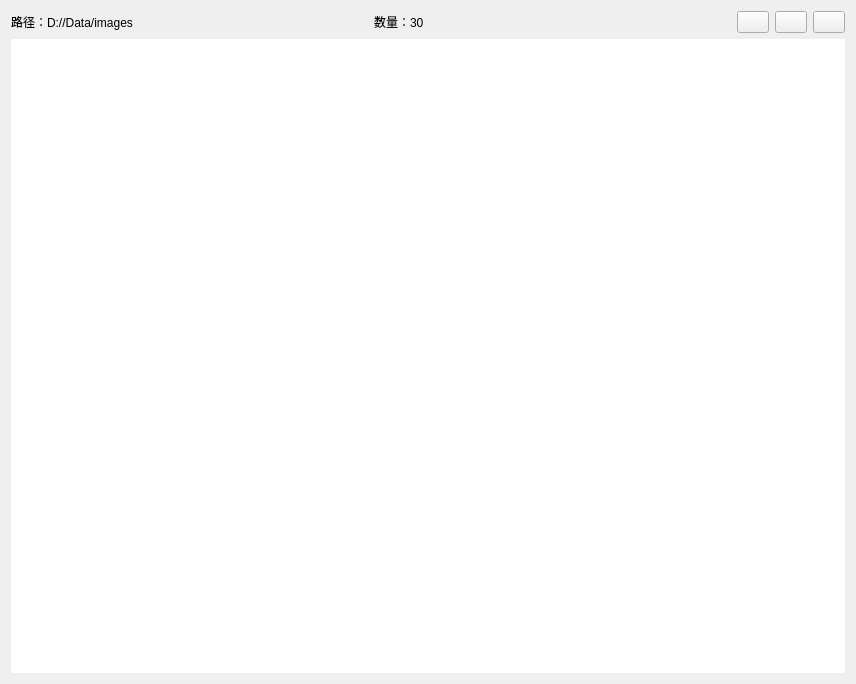
Above: page_flow.ui from feiyuhuahuo/HuaHuoLabel before the change. Below: the same form after it.
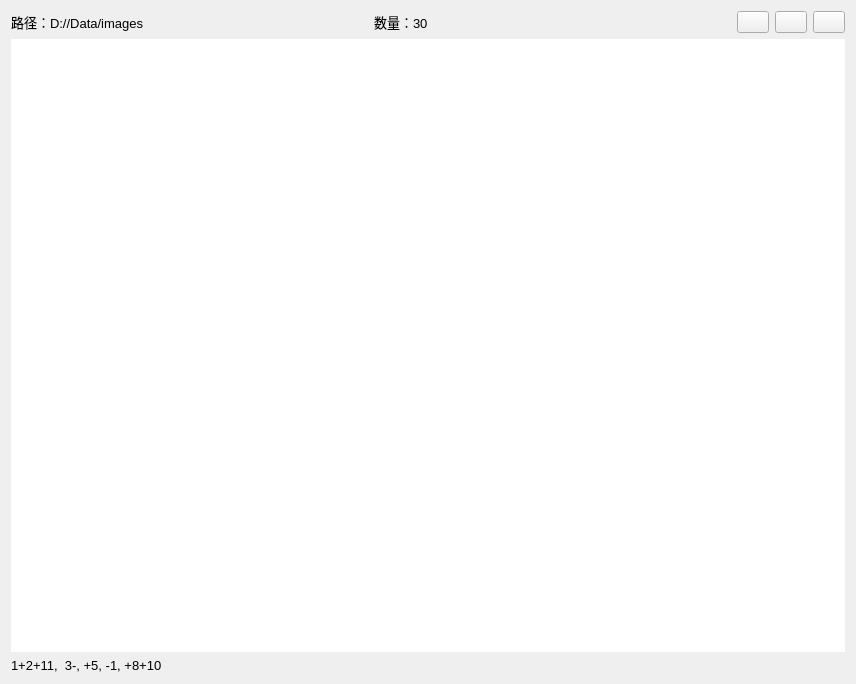
That is the form after the change. Icons and pictures are not drawn.

Patch:
```diff
--- a/page_flow.ui
+++ b/page_flow.ui
@@ -18,6 +18,11 @@
     <layout class="QHBoxLayout" name="horizontalLayout">
      <item>
       <widget class="QLabel" name="label">
+       <property name="font">
+        <font>
+         <pointsize>10</pointsize>
+        </font>
+       </property>
        <property name="text">
         <string>路径：D://Data/images</string>
        </property>
@@ -25,6 +30,11 @@
      </item>
      <item>
       <widget class="QLabel" name="label_2">
+       <property name="font">
+        <font>
+         <pointsize>10</pointsize>
+        </font>
+       </property>
        <property name="text">
         <string>数量：30</string>
        </property>
@@ -99,6 +109,18 @@
      </property>
     </widget>
    </item>
+   <item>
+    <widget class="QLabel" name="label_3">
+     <property name="font">
+      <font>
+       <pointsize>10</pointsize>
+      </font>
+     </property>
+     <property name="text">
+      <string>1+2+11,  3-, +5, -1, +8+10</string>
+     </property>
+    </widget>
+   </item>
   </layout>
  </widget>
  <resources/>
```
